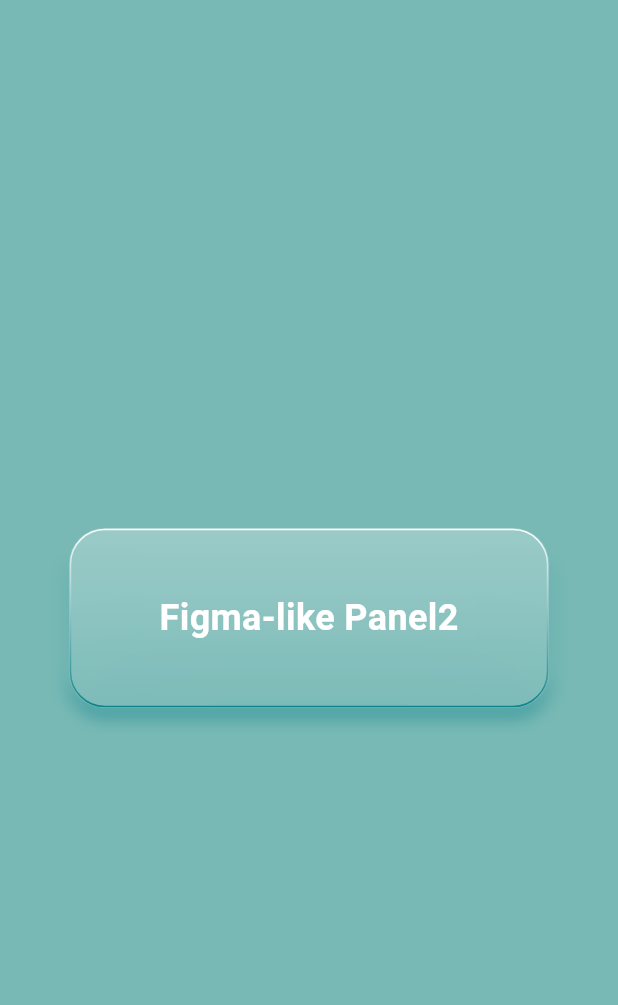
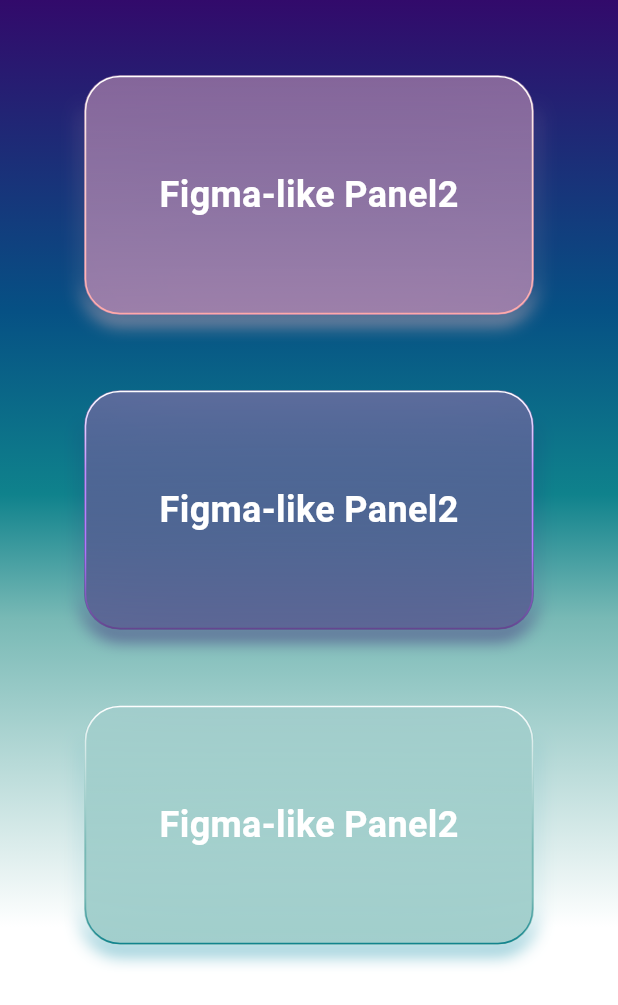
Before and after one commit to Pattaphon-sr/room_reservation_system_app, a Flutter app: the screen it shows after launch, on a phone screen of 412 x 824 dp. Shown: the top 1005 px of the screen. Run offline on Flutter 3.47's test engine with Material 3 defaults, Android fonts, the phone set to English and light mode, and no system bars.

Commit message:
Add glass panel presets 4 style air, sky, purple, pink

```diff
--- a/lib/core/theme/app_colors.dart
+++ b/lib/core/theme/app_colors.dart
@@ -2,17 +2,46 @@ import 'package:flutter/material.dart';
 
 class AppColors {
   // โทนหลัก (พื้นหลัง)
-  static const Color tealDeep = Color(0xFF0F828C);
+  static const Color mintSoft = Color(0xFF78B9B5);
+  static const Color tealSoft = Color(0xFF78B9B5);
+  static const Color tealPrimary = Color(0xFF0F828C);
+  static const Color oceanDeep = Color(0xFF065084);
   static const Color purpleDeep = Color(0xFF320A6B);
 
+  // Pink / Rose
+  static const Color roseMist = Color(0xFFF5D2D2);
+  static const Color roseSoft = Color(0xFFFFBFBF);
+  static const Color roseBright = Color(0xFFFFA9A9);
+
+  // Violet / Purple
+  static const Color lavenderGlow = Color(0xFFBF8DFF);
+  static const Color iris = Color(0xFFAF73FF);
+  static const Color grapeDark = Color(0xFF63458D);
+
   // สำหรับปุ่ม/ตัวหนังสือ
-  static const Color white100 = Color(
-    0xFFEEEEEE,
-  ); // ใช้เป็นสีปุ่ม solid ดีฟอลต์
-  static const Color primary = Color(0xFF1E93AB); // ใช้เป็นสีปุ่ม solid ดีฟอลต์
-  static const Color onPrimary = Colors.white; //
+  static const Color white100 = Color(0xFFEEEEEE);
+
+  // ใช้เป็นสีปุ่ม solid ดีฟอลต์
+  static const Color primary = Color(0xFF1E93AB);
+  static const Color onPrimary = Colors.white;
   static const Color outline = Color(0xFFCBD5E1);
 
-  // ไล่เฉดหลัก (ใช้ทำปุ่ม/พื้นหลังแบบ gradient)
-  static const List<Color> primaryGradient = [tealDeep, purpleDeep];
+  // Status
+  static const Color warning = Color(0xFFFF9D23);
+  static const Color danger = Color(0xFFE62727);
+  static const Color success = Color(0xFF399918);
+
+  // ไล่เฉดหลัก (gradient)
+  static const List<Color> primaryGradient2C = [tealPrimary, purpleDeep];
+  static const List<Color> primaryGradient5C = [
+    AppColors.purpleDeep,
+    AppColors.oceanDeep,
+    AppColors.tealPrimary,
+    AppColors.mintSoft,
+    Colors.white,
+  ];
 }
+
+class AppColorStops {
+  static const List<double> primaryStop5C = [0.0, 0.25, 0.4, 0.50, 0.75];
+}
--- a/lib/core/theme/theme.dart
+++ b/lib/core/theme/theme.dart
@@ -1,3 +1,2 @@
 export 'package:room_reservation_system_app/core/theme/app_colors.dart';
 export 'package:room_reservation_system_app/core/theme/app_shapes.dart';
-export 'package:room_reservation_system_app/core/theme/app_theme.dart';
--- a/lib/features/auth/initial_screen.dart
+++ b/lib/features/auth/initial_screen.dart
@@ -24,13 +24,15 @@ class _InitialScreenState extends State<InitialScreen> {
     final size = MediaQuery.of(context).size;
 
     return Scaffold(
-      body: SafeArea(
+      body: Container(
+        decoration: BoxDecoration(
+          gradient: LinearGradient(colors: AppColors.primaryGradient2C),
+        ),
+        child: SafeArea(
           child: Container(
             width: size.width,
             height: size.height,
-          decoration: BoxDecoration(
-            gradient: LinearGradient(colors: AppColors.primaryGradient),
-          ),
+            color: Colors.transparent,
             child: Stack(
               children: [
                 Column(
@@ -85,6 +87,7 @@ class _InitialScreenState extends State<InitialScreen> {
             ),
           ),
         ),
+      ),
     );
   }
 }
--- a/lib/features/auth/sign_in_screen.dart
+++ b/lib/features/auth/sign_in_screen.dart
@@ -23,13 +23,15 @@ class _SignInScreenState extends State<SignInScreen> {
     final size = MediaQuery.of(context).size;
 
     return Scaffold(
-      body: SafeArea(
+      body: Container(
+        decoration: BoxDecoration(
+          gradient: LinearGradient(colors: AppColors.primaryGradient2C),
+        ),
+        child: SafeArea(
           child: Container(
             width: size.width,
             height: size.height,
-          decoration: BoxDecoration(
-            gradient: LinearGradient(colors: AppColors.primaryGradient),
-          ),
+            color: Colors.transparent,
             child: Stack(
               children: [
                 Column(
@@ -158,6 +160,7 @@ class _SignInScreenState extends State<SignInScreen> {
             ),
           ),
         ),
+      ),
     );
   }
 }
--- a/lib/features/auth/sign_up_screen.dart
+++ b/lib/features/auth/sign_up_screen.dart
@@ -26,13 +26,15 @@ class _SignUpScreenState extends State<SignUpScreen> {
     final size = MediaQuery.of(context).size;
 
     return Scaffold(
-      body: SafeArea(
+      body: Container(
+        decoration: BoxDecoration(
+          gradient: LinearGradient(colors: AppColors.primaryGradient2C),
+        ),
+        child: SafeArea(
           child: Container(
             width: size.width,
             height: size.height,
-          decoration: BoxDecoration(
-            gradient: LinearGradient(colors: AppColors.primaryGradient),
-          ),
+            color: Colors.transparent,
             child: Stack(
               children: [
                 Column(
@@ -197,6 +199,7 @@ class _SignUpScreenState extends State<SignUpScreen> {
             ),
           ),
         ),
+      ),
     );
   }
 }
--- a/lib/features/test_screen.dart
+++ b/lib/features/test_screen.dart
@@ -1,4 +1,5 @@
 import 'package:flutter/material.dart';
+import 'package:room_reservation_system_app/core/theme/app_colors.dart';
 import 'package:room_reservation_system_app/shared/widgets/widgets.dart';
 
 class TestScreen extends StatelessWidget {
@@ -6,52 +7,25 @@ class TestScreen extends StatelessWidget {
 
   @override
   Widget build(BuildContext context) {
-    return Scaffold(
-      backgroundColor: Color(0xFF78B9B5),
-      body: SafeArea(
-        child: Center(
-          child: FigmaPanel(
-            width: 320,
-            height: 120,
-            borderRadius: 24,
-
-            // Fill 2 ชั้น (เหมือน Fill list ใน Figma)
-            fills: const [
-              // FillLayer.color(Color(0xFF320A6B), opacity: 0.5),
-              FillLayer.gradient(
-                LinearGradient(
-                  begin: Alignment.topCenter,
-                  end: Alignment.bottomCenter,
-                  colors: [Color(0x40FFFFFF), Color(0x10FFFFFF)],
-                ),
-                opacity: 1.0,
-                // onTopOfChild: true,  // ถ้าอยากวางทับตัวอักษร
-              ),
-            ],
-
-            // Stroke (Position: Inside, Weight: 1)
-            stroke: const StrokeSpec(
-              weight: 1,
-              position: StrokePosition.inside,
+    return Container(
+      decoration: BoxDecoration(
         gradient: LinearGradient(
-                begin: Alignment.topCenter,
-                end: Alignment.bottomCenter,
-                colors: [Color(0xFFFFFFFF), Color(0xFF0F828C)],
+          colors: AppColors.primaryGradient5C,
+          begin: AlignmentGeometry.topCenter,
+          end: AlignmentDirectional.bottomCenter,
+          stops: AppColorStops.primaryStop5C,
         ),
       ),
-
-            // Shadow: X=0, Y=4, Blur=24, Spread=-1, สี #320A6B (outside only)
-            shadow: const ShadowSpec(
-              color: Color(0xFF0F828C),
-              offsetX: 0,
-              offsetY: 4,
-              blurSigma: 6,
-              spread: 1,
-            ),
-
-            // เปิดเบลอพื้นหลังภายใน (ถ้าต้องการ)
-            backgroundBlurSigma: 45,
-            child: const Center(
+      child: Scaffold(
+        backgroundColor: Colors.transparent,
+        body: SafeArea(
+          child: Column(
+            children: [
+              SizedBox(height: 50, child: Container(color: Colors.transparent)),
+              PanelPresets.pink(
+                width: 300,
+                height: 160,
+                child: Center(
                   child: Text(
                     'Figma-like Panel2',
                     style: TextStyle(
@@ -62,6 +36,38 @@ class TestScreen extends StatelessWidget {
                   ),
                 ),
               ),
+              SizedBox(height: 50, child: Container(color: Colors.transparent)),
+              PanelPresets.purple(
+                width: 300,
+                height: 160,
+                child: Center(
+                  child: Text(
+                    'Figma-like Panel2',
+                    style: TextStyle(
+                      fontSize: 24,
+                      color: Colors.white,
+                      fontWeight: FontWeight.w700,
+                    ),
+                  ),
+                ),
+              ),
+              SizedBox(height: 50, child: Container(color: Colors.transparent)),
+              PanelPresets.sky(
+                width: 300,
+                height: 160,
+                child: Center(
+                  child: Text(
+                    'Figma-like Panel2',
+                    style: TextStyle(
+                      fontSize: 24,
+                      color: Colors.white,
+                      fontWeight: FontWeight.w700,
+                    ),
+                  ),
+                ),
+              ),
+            ],
+          ),
         ),
       ),
     );
--- /dev/null
+++ b/lib/shared/widgets/containers/figma_panel_presets.dart
@@ -0,0 +1,195 @@
+import 'package:flutter/material.dart';
+import 'package:room_reservation_system_app/core/theme/theme.dart';
+import 'package:room_reservation_system_app/shared/widgets/containers/figma_panel.dart';
+
+/// พรีเซ็ต 4 แบบ: air / sky / purple / pink
+/// ใช้งาน: PanelPresets.air(width: 320, height: 120, child: ...)
+
+class PanelPresets {
+  // ===== AIR =====
+  static Widget air({
+    required double width,
+    required double height,
+    double borderRadius = 24,
+    Widget? child,
+  }) {
+    return FigmaPanel(
+      width: width,
+      height: height,
+      borderRadius: borderRadius,
+      fills: const [
+        // ปรับเฉดได้ตามต้องการ
+        FillLayer.gradient(
+          LinearGradient(
+            begin: Alignment.topCenter,
+            end: Alignment.bottomCenter,
+            colors: [Color(0x40FFFFFF), Color(0x10FFFFFF)],
+          ),
+          opacity: 1.0,
+        ),
+      ],
+      stroke: const StrokeSpec(
+        weight: 1,
+        position: StrokePosition.inside,
+        gradient: LinearGradient(
+          begin: Alignment.topCenter,
+          end: Alignment.bottomCenter,
+          colors: [Color(0xFFFFFFFF), Color(0xFF0F828C)],
+        ),
+      ),
+      shadow: const ShadowSpec(
+        color: Color(0xFF0F828C),
+        offsetX: 0,
+        offsetY: 4,
+        blurSigma: 6,
+        spread: 1,
+      ),
+      backgroundBlurSigma: 40,
+      child: child,
+    );
+  }
+
+  // ===== SKY =====
+  static Widget sky({
+    required double width,
+    required double height,
+    double borderRadius = 24,
+    Widget? child,
+  }) {
+    return FigmaPanel(
+      width: width,
+      height: height,
+      borderRadius: borderRadius,
+      fills: const [
+        FillLayer.color(AppColors.mintSoft, opacity: 0.7),
+        FillLayer.gradient(
+          LinearGradient(
+            begin: Alignment.topCenter,
+            end: Alignment.bottomCenter,
+            colors: [Color(0x40FFFFFF), Color(0x10FFFFFF)],
+          ),
+          opacity: 1.0,
+        ),
+      ],
+      stroke: const StrokeSpec(
+        weight: 1,
+        position: StrokePosition.inside,
+        gradient: LinearGradient(
+          begin: Alignment.topCenter,
+          end: Alignment.bottomCenter,
+          colors: [
+            Color(0xFFFFFFFF),
+            AppColors.mintSoft,
+            AppColors.tealSoft,
+            AppColors.tealPrimary,
+          ],
+          stops: [0.0, 0.6, 0.8, 1.0],
+        ),
+      ),
+      shadow: const ShadowSpec(
+        color: AppColors.primary,
+        offsetX: 0,
+        offsetY: 4,
+        blurSigma: 6,
+        spread: 1,
+      ),
+      backgroundBlurSigma: 40,
+      child: child,
+    );
+  }
+
+  // ===== PURPLE =====
+  static Widget purple({
+    required double width,
+    required double height,
+    double borderRadius = 24,
+    Widget? child,
+  }) {
+    return FigmaPanel(
+      width: width,
+      height: height,
+      borderRadius: borderRadius,
+      fills: const [
+        FillLayer.color(AppColors.purpleDeep, opacity: 0.5),
+        FillLayer.gradient(
+          LinearGradient(
+            begin: Alignment.topCenter,
+            end: Alignment.bottomCenter,
+            colors: [Color(0x40FFFFFF), Color(0x10FFFFFF)],
+          ),
+        ),
+      ],
+      stroke: const StrokeSpec(
+        weight: 1,
+        position: StrokePosition.inside,
+        gradient: LinearGradient(
+          begin: Alignment.topCenter,
+          end: Alignment.bottomCenter,
+          colors: [
+            Color(0xFFFFFFFF),
+            AppColors.lavenderGlow,
+            AppColors.iris,
+            AppColors.grapeDark,
+          ],
+        ),
+      ),
+      shadow: const ShadowSpec(
+        color: Color(0xFF320A6B),
+        offsetX: 0,
+        offsetY: 4,
+        blurSigma: 6,
+        spread: 1,
+      ),
+      backgroundBlurSigma: 40,
+      child: child,
+    );
+  }
+
+  // ===== PINK =====
+  static Widget pink({
+    required double width,
+    required double height,
+    double borderRadius = 24,
+    Widget? child,
+  }) {
+    return FigmaPanel(
+      width: width,
+      height: height,
+      borderRadius: borderRadius,
+      fills: const [
+        FillLayer.color(AppColors.roseMist, opacity: 0.4),
+        FillLayer.gradient(
+          LinearGradient(
+            begin: Alignment.topCenter,
+            end: Alignment.bottomCenter,
+            colors: [Color(0x15FF6BB5), Color(0x50FF6BB5)],
+          ),
+          opacity: 1.0,
+        ),
+      ],
+      stroke: const StrokeSpec(
+        weight: 1,
+        position: StrokePosition.inside,
+        gradient: LinearGradient(
+          begin: Alignment.topCenter,
+          end: Alignment.bottomCenter,
+          colors: [
+            Colors.white,
+            AppColors.roseMist,
+            AppColors.roseSoft,
+            AppColors.roseBright,
+          ],
+        ),
+      ),
+      shadow: const ShadowSpec(
+        color: AppColors.roseSoft,
+        offsetX: 0,
+        offsetY: 4,
+        blurSigma: 6,
+        spread: 1,
+      ),
+      backgroundBlurSigma: 40,
+      child: child,
+    );
+  }
+}
--- a/lib/shared/widgets/widgets.dart
+++ b/lib/shared/widgets/widgets.dart
@@ -1,2 +1,3 @@
 export 'package:room_reservation_system_app/shared/widgets/buttons/app_button.dart';
 export 'package:room_reservation_system_app/shared/widgets/containers/figma_panel.dart';
+export 'package:room_reservation_system_app/shared/widgets/containers/figma_panel_presets.dart';
```
Also changed, not shown: lib/core/theme/app_theme.dart (deleted). Lines whose indentation alone changed are shown as unchanged.
